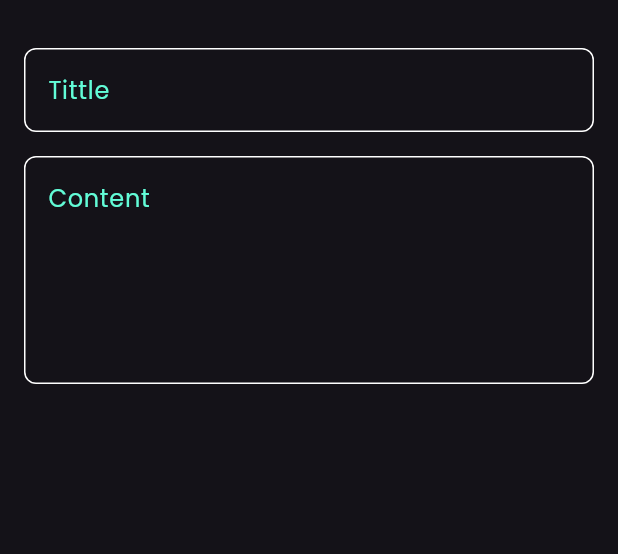
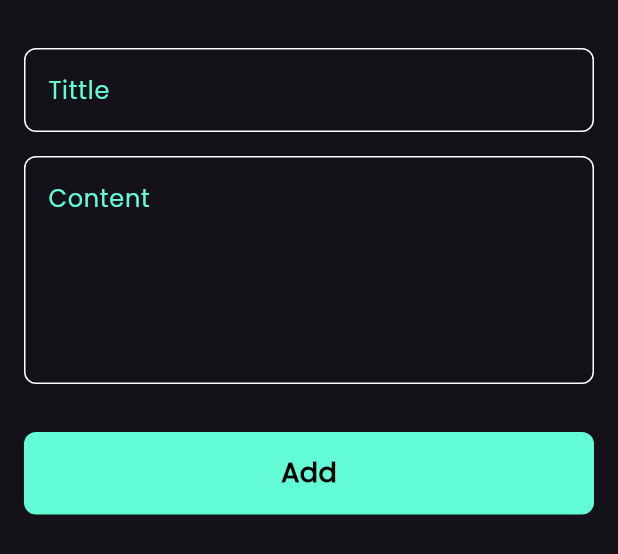
Before and after one commit to HeshamAhmed1004/note_app, a Flutter app: the AddBottomModalSheet widget shown alone on an empty page, opened directly, on a phone screen of 412 x 824 dp. Shown: the top 554 px of the screen. Run offline on Flutter 3.47's test engine with Material 3 defaults, Android fonts, the phone set to English and light mode, and no system bars; our stand-ins replace font_awesome_flutter.

Commit message:
finish notes bottom sheet

```diff
--- a/lib/views/widgets/add_bottom_modal_sheet.dart
+++ b/lib/views/widgets/add_bottom_modal_sheet.dart
@@ -1,14 +1,16 @@
 
 import 'package:flutter/material.dart';
+import 'package:note_app/views/widgets/custom_button.dart';
 import 'package:note_app/views/widgets/custom_text_field.dart';
 
 class AddBottomModalSheet extends StatelessWidget {
-  const AddBottomModalSheet({Key? key}) : super(key: key);
+  const AddBottomModalSheet({super.key});
 
   @override
   Widget build(BuildContext context) {
-    return const Padding(
+    return  const Padding(
       padding: EdgeInsets.symmetric(horizontal: 16),
+      child: SingleChildScrollView(
         child: Column(
           children: [
             SizedBox(height: 32,),
@@ -20,7 +22,12 @@ class AddBottomModalSheet extends StatelessWidget {
               hint: 'Content',
               maxLines: 5,
             ),
+            SizedBox(height: 32,),
+            CustomButton(),
+            SizedBox(height: 16,),
+
           ],
+        ),
       ),
     );
   }
--- /dev/null
+++ b/lib/views/widgets/custom_button.dart
@@ -0,0 +1,29 @@
+
+import 'package:flutter/material.dart';
+import 'package:note_app/constant.dart';
+
+class CustomButton extends StatelessWidget {
+  const CustomButton({super.key});
+
+  @override
+  Widget build(BuildContext context) {
+    return Container(
+      width: MediaQuery.of(context).size.width,
+      height: 55,
+      decoration: BoxDecoration(
+        color: kPrimaryColor,
+        borderRadius: BorderRadius.circular(8),
+      ),
+      child: const Center(
+        child: Text(
+          'Add',
+          style: TextStyle(
+            fontSize: 18,
+            color: Colors.black,
+            fontWeight: FontWeight.bold,
+          ),
+        ),
+      ),
+    );
+  }
+}
```
Lines whose indentation alone changed are shown as unchanged.
